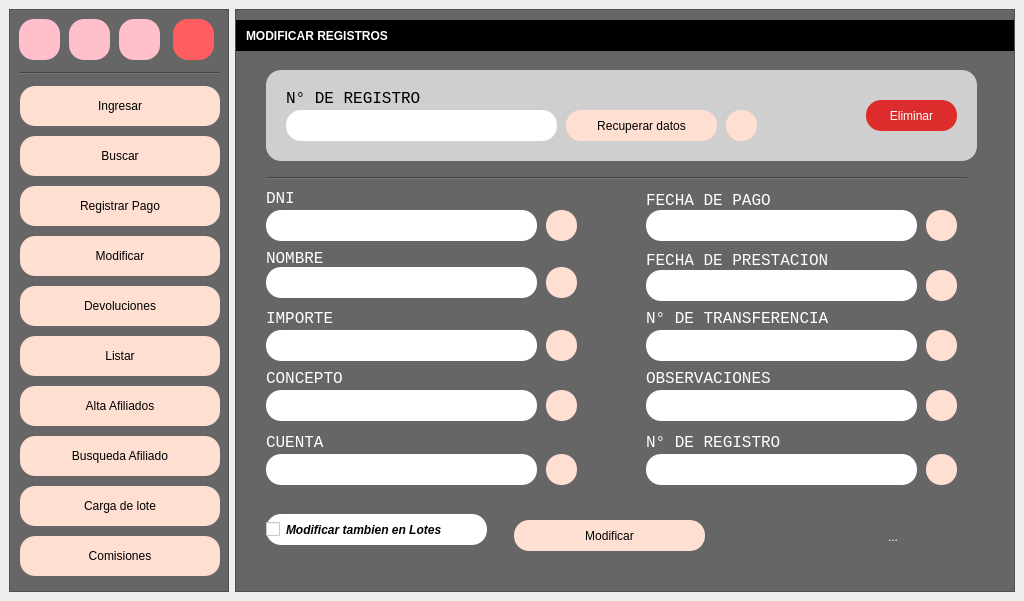
zenfranco/office, file ingresos.ui: the form before one commit.
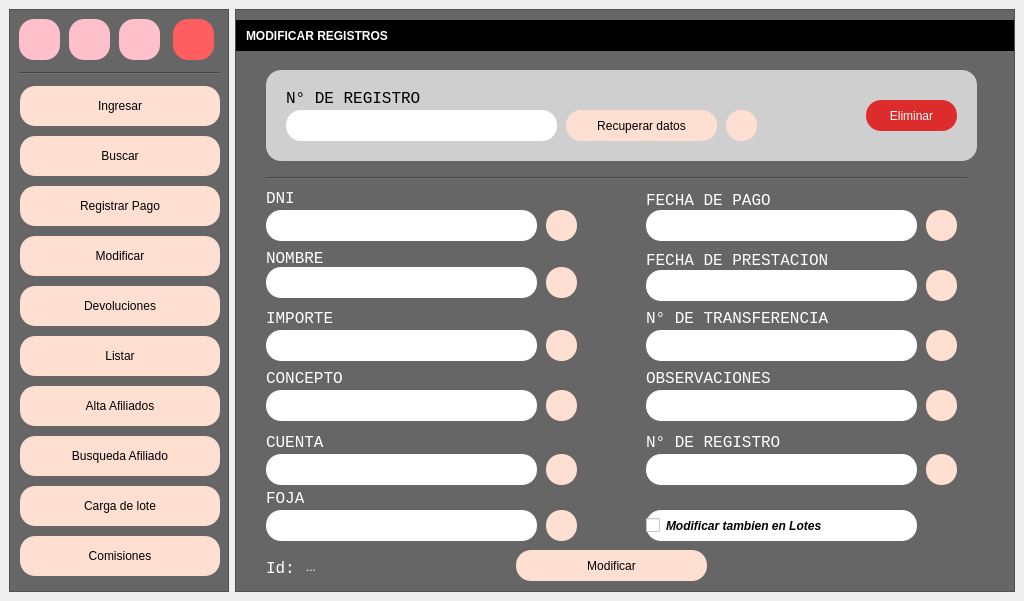
The form after the commit. The open tabs and pages were chosen to show the change. Icons and pictures are not drawn.

```diff
--- a/ingresos.ui
+++ b/ingresos.ui
@@ -4031,8 +4031,8 @@
           <widget class="QPushButton" name="btn_modificar">
            <property name="geometry">
             <rect>
-             <x>278</x>
-             <y>510</y>
+             <x>280</x>
+             <y>540</y>
              <width>191</width>
              <height>31</height>
             </rect>
@@ -4309,8 +4309,8 @@
           <widget class="QLabel" name="signal_indice">
            <property name="geometry">
             <rect>
-             <x>652</x>
-             <y>518</y>
+             <x>70</x>
+             <y>548</y>
              <width>68</width>
              <height>17</height>
             </rect>
@@ -4322,9 +4322,9 @@
           <widget class="QCheckBox" name="cbx_modificaenlote">
            <property name="geometry">
             <rect>
-             <x>30</x>
-             <y>504</y>
-             <width>221</width>
+             <x>410</x>
+             <y>500</y>
+             <width>271</width>
              <height>31</height>
             </rect>
            </property>
@@ -4346,6 +4346,80 @@
             <string>Modificar tambien en Lotes</string>
            </property>
           </widget>
+          <widget class="QLabel" name="label_66">
+           <property name="geometry">
+            <rect>
+             <x>30</x>
+             <y>480</y>
+             <width>221</width>
+             <height>17</height>
+            </rect>
+           </property>
+           <property name="font">
+            <font>
+             <family>Liberation Mono</family>
+             <pointsize>12</pointsize>
+             <weight>50</weight>
+             <italic>false</italic>
+             <bold>false</bold>
+            </font>
+           </property>
+           <property name="text">
+            <string>FOJA</string>
+           </property>
+          </widget>
+          <widget class="QLineEdit" name="txt_modificar_foja">
+           <property name="enabled">
+            <bool>false</bool>
+           </property>
+           <property name="geometry">
+            <rect>
+             <x>30</x>
+             <y>500</y>
+             <width>271</width>
+             <height>31</height>
+            </rect>
+           </property>
+          </widget>
+          <widget class="QPushButton" name="btn_liberafoja">
+           <property name="geometry">
+            <rect>
+             <x>310</x>
+             <y>500</y>
+             <width>31</width>
+             <height>31</height>
+            </rect>
+           </property>
+           <property name="text">
+            <string/>
+           </property>
+           <property name="icon">
+            <iconset>
+             <normaloff>icons/unlock.png</normaloff>icons/unlock.png</iconset>
+           </property>
+          </widget>
+          <widget class="QLabel" name="label_84">
+           <property name="geometry">
+            <rect>
+             <x>30</x>
+             <y>550</y>
+             <width>41</width>
+             <height>17</height>
+            </rect>
+           </property>
+           <property name="font">
+            <font>
+             <family>Liberation Mono</family>
+             <pointsize>12</pointsize>
+             <weight>50</weight>
+             <italic>false</italic>
+             <bold>false</bold>
+            </font>
+           </property>
+           <property name="text">
+            <string>Id:</string>
+           </property>
+          </widget>
          </widget>
          <widget class="QWidget" name="p_lotes">
           <widget class="QFrame" name="frame_6">
```
Left out of the diff: 58 changed lines with no effect on the pictures.
